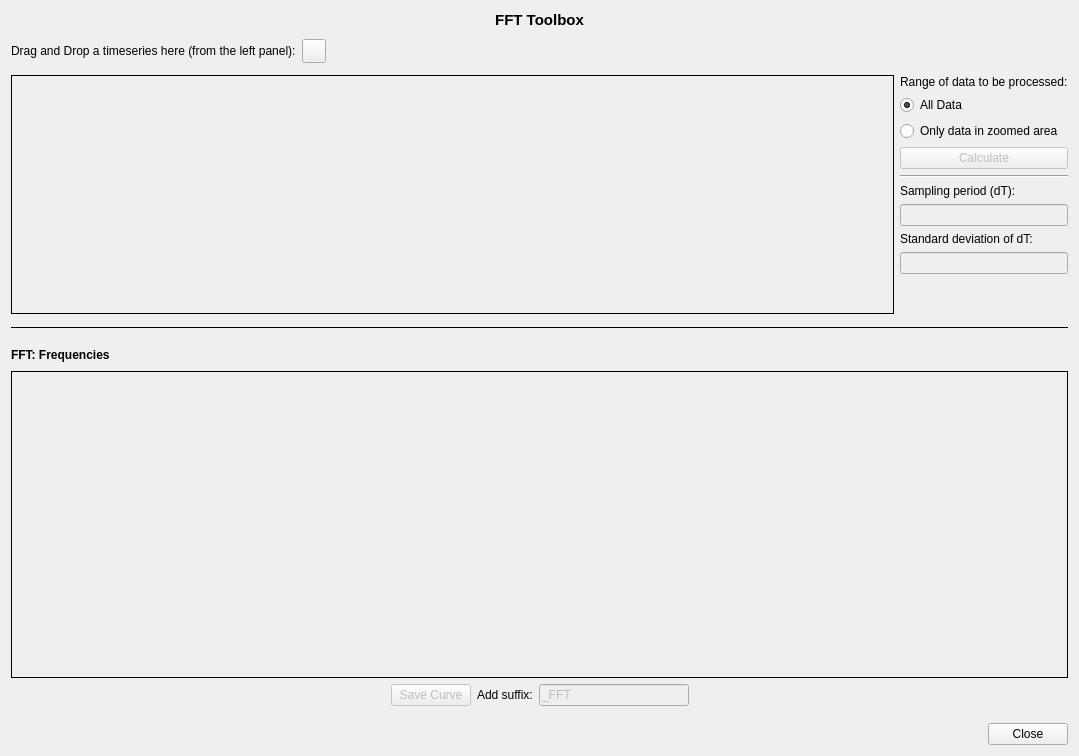
The window that plotjuggler_plugins/ToolboxFFT/toolbox_FFT.ui (yuanzhongqiao/PlotJuggler) describes before a commit, drawn with Qt 5.
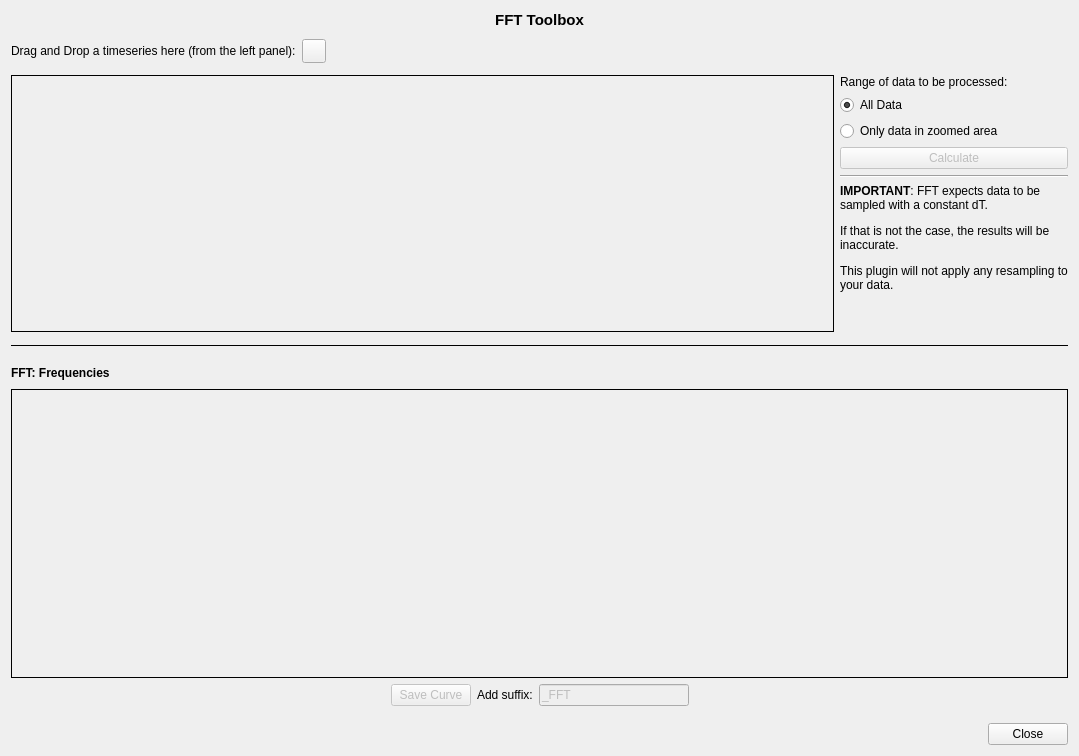
The same window after the commit.

The edit to the form file:
```diff
--- a/plotjuggler_plugins/ToolboxFFT/toolbox_FFT.ui
+++ b/plotjuggler_plugins/ToolboxFFT/toolbox_FFT.ui
@@ -152,34 +152,16 @@
        </item>
        <item>
         <widget class="QLabel" name="label_4">
-         <property name="text">
-          <string>Sampling period (dT):</string>
+         <property name="maximumSize">
+          <size>
+           <width>250</width>
+           <height>16777215</height>
+          </size>
          </property>
-        </widget>
-       </item>
-       <item>
-        <widget class="QLineEdit" name="lineEditDT">
-         <property name="enabled">
-          <bool>false</bool>
-         </property>
-         <property name="readOnly">
-          <bool>true</bool>
-         </property>
-        </widget>
-       </item>
-       <item>
-        <widget class="QLabel" name="label_5">
          <property name="text">
-          <string>Standard deviation of dT:</string>
+          <string>&lt;html&gt;&lt;head/&gt;&lt;body&gt;&lt;p&gt;&lt;span style=&quot; font-weight:600;&quot;&gt;IMPORTANT&lt;/span&gt;: FFT expects data to be sampled with a constant dT.&lt;/p&gt;&lt;p&gt;If that is not the case, the results will be inaccurate.&lt;/p&gt;&lt;p&gt;This plugin will not apply any resampling to your data.&lt;/p&gt;&lt;/body&gt;&lt;/html&gt;</string>
          </property>
-        </widget>
-       </item>
-       <item>
-        <widget class="QLineEdit" name="lineEditStdDev">
-         <property name="enabled">
-          <bool>false</bool>
-         </property>
-         <property name="readOnly">
+         <property name="wordWrap">
           <bool>true</bool>
          </property>
         </widget>
```
